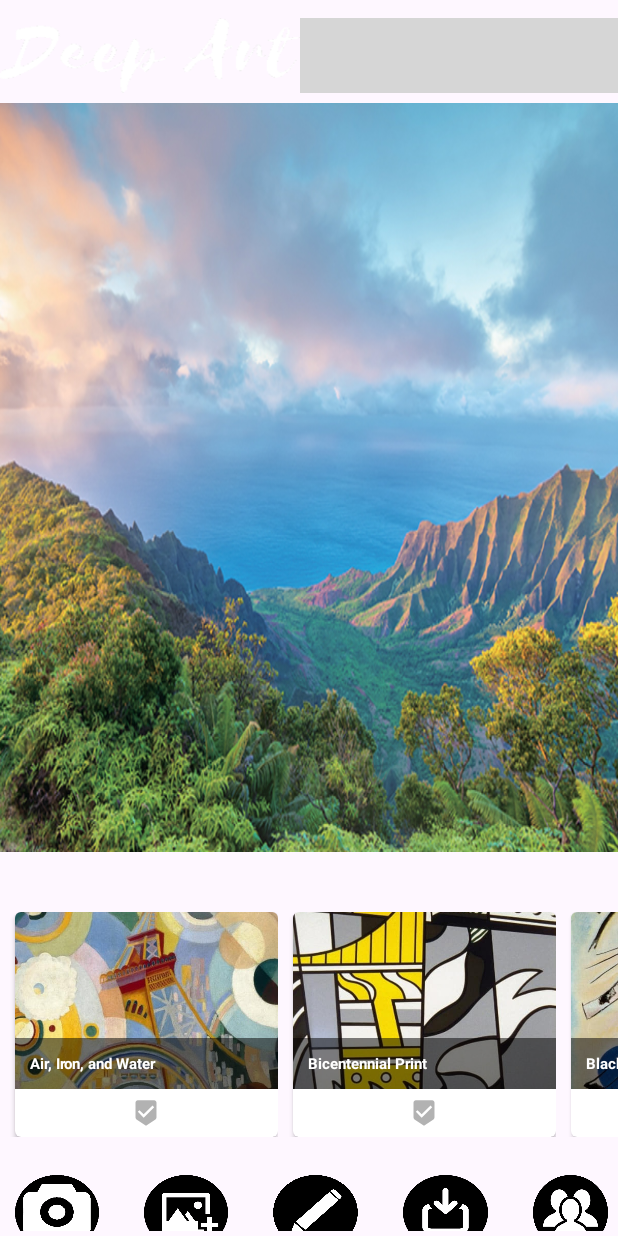
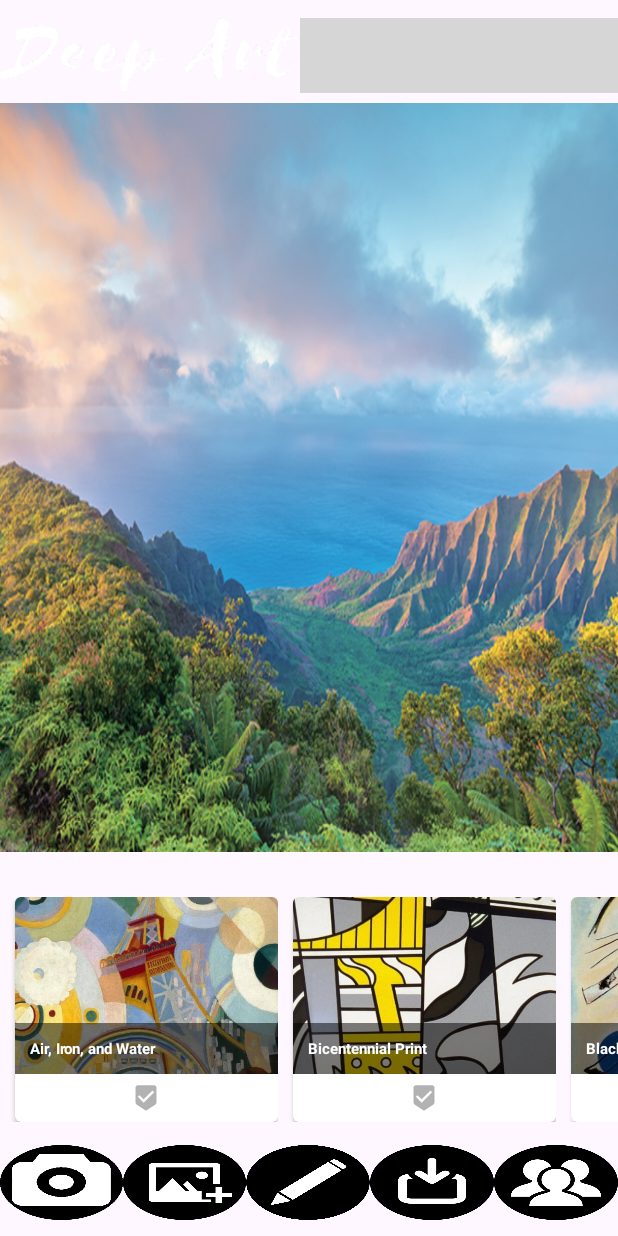
Before and after one commit to woosang1/DeepArt, an Android app: the screen it shows after launch (MainActivity), on a phone screen of 412 x 824 dp. Run offline under Robolectric (Android 15) with nearby library versions, the phone set to English and light mode, and no system bars; our stand-ins replace Dagger/Hilt's generated code, Picasso, data binding; libraries missing offline, so code that uses them is left out: org.orbitmvi.orbit; plain views replace GifView; Roboto replaces fonts that are not available here; 1 statement that could not run was skipped; grey boxes are pictures that could not be loaded.

Commit message:
fix : 마진 수정

```diff
--- a/app/src/main/java/com/example/deepart/core/base/BaseViewModel.kt
+++ b/app/src/main/java/com/example/deepart/core/base/BaseViewModel.kt
@@ -1,6 +1,4 @@
-/*
- * Created by Lee Oh Hyoung on 2020/03/12 ..
- */
+
 package com.example.deepart.core.base
 
 import androidx.lifecycle.ViewModel
--- a/app/src/main/java/com/example/deepart/utils/ContextExtension.kt
+++ b/app/src/main/java/com/example/deepart/utils/ContextExtension.kt
@@ -1,6 +1,4 @@
-/*
- * Created by Lee Oh Hyoung on 2020/03/20 ..
- */
+
 package com.example.deepart.utils
 
 import android.content.Context
--- a/app/src/main/res/layout/activity_main.xml
+++ b/app/src/main/res/layout/activity_main.xml
@@ -24,6 +24,7 @@
             android:fitsSystemWindows="true"
             android:orientation="vertical">
 
+            <!--  상단 툴바      -->
             <LinearLayout
                 android:layout_width="match_parent"
                 android:layout_height="wrap_content"
@@ -81,68 +82,61 @@
                 android:id="@+id/styleRecyclerView"
                 android:layout_width="match_parent"
                 android:layout_height="150dp"
-                android:layout_marginTop="40dp"/>
+                android:layout_marginTop="30dp"/>
 
             <!--  하단 메뉴    -->
             <LinearLayout
                 android:layout_width="match_parent"
                 android:layout_height="wrap_content"
-                android:layout_gravity="bottom"
                 android:orientation="horizontal"
-                android:layout_marginTop="25dp"
-                android:paddingBottom="3dp"
+                android:layout_marginTop="15dp"
+                android:layout_marginBottom="10dp"
                 android:weightSum="5">
 
-                <ImageButton
+                <ImageView
                     android:id="@+id/cameraBtn"
                     android:layout_width="50dp"
                     android:layout_height="50dp"
-                    android:layout_marginStart="10dp"
                     android:layout_weight="1"
-                    android:background="#00ff0000"
+                    android:layout_gravity="center"
                     android:scaleType="fitXY"
-                    android:src="@drawable/camera_circle2" />
+                    android:background="@drawable/camera_circle2" />
 
-                <ImageButton
+                <ImageView
                     android:id="@+id/galleryBtn"
                     android:layout_width="50dp"
                     android:layout_height="50dp"
-                    android:layout_marginStart="30dp"
                     android:layout_weight="1"
-                    android:background="#00ff0000"
                     android:scaleType="fitXY"
-                    android:src="@drawable/gall_circle2" />
+                    android:layout_gravity="center"
+                    android:background="@drawable/gall_circle2" />
 
                 <ImageButton
                     android:id="@+id/editBtn"
                     android:layout_width="50dp"
                     android:layout_height="50dp"
-                    android:layout_marginStart="30dp"
                     android:layout_weight="1"
-                    android:background="#00ff0000"
                     android:scaleType="fitXY"
-                    android:src="@drawable/edit_circle2" />
+                    android:layout_gravity="center"
+                    android:background="@drawable/edit_circle2" />
 
-                <ImageButton
+                <ImageView
                     android:id="@+id/saveBtn"
                     android:layout_width="50dp"
                     android:layout_height="50dp"
-                    android:layout_marginStart="30dp"
                     android:layout_weight="1"
-                    android:background="#00ff0000"
                     android:scaleType="fitXY"
-                    android:src="@drawable/download_cirlce2" />
+                    android:layout_gravity="center"
+                    android:background="@drawable/download_cirlce2" />
 
-
-                <ImageButton
+                <ImageView
                     android:id="@+id/communityBtn"
                     android:layout_width="50dp"
                     android:layout_height="50dp"
-                    android:layout_gravity="right"
-                    android:layout_marginStart="30dp"
-                    android:background="#00ff0000"
                     android:scaleType="fitXY"
-                    android:src="@drawable/people_circle2" />
+                    android:layout_weight="1"
+                    android:layout_gravity="center"
+                    android:background="@drawable/people_circle2" />
 
             </LinearLayout>
         </LinearLayout>
--- a/app/src/main/res/values/colors.xml
+++ b/app/src/main/res/values/colors.xml
@@ -2,4 +2,5 @@
 <resources>
     <color name="black">#FF000000</color>
     <color name="white">#FFFFFFFF</color>
+    <color name="black2">#00ff0000</color>
 </resources>
```
